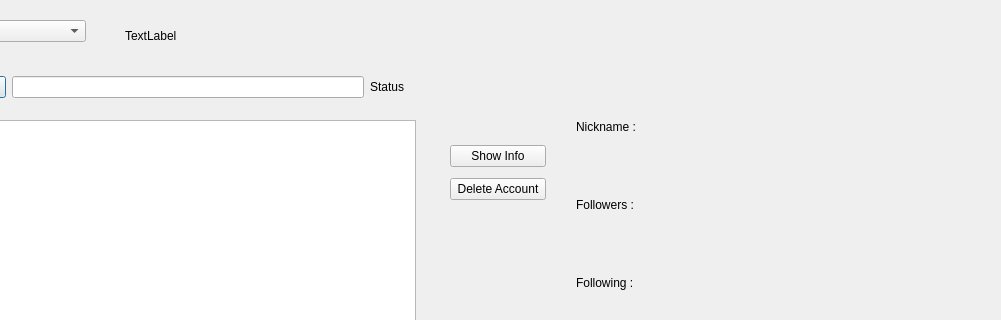
Before: the Qt Designer form my_project/insta_parser.ui in StasDzundza/Instagram-Photo-Parser-and-Image-Editor, drawn with Qt 5; both pictures show x 95 to 1096 and y 0 to 320 of the 1096 by 696 pixel window.
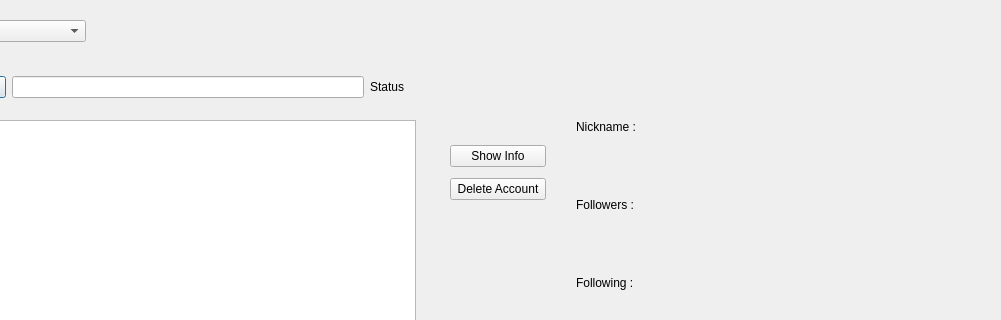
After: the same form once the commit is applied.

Commit message: fixed parsing all photos,but have problem with parsing followers

What changed in the file:
```diff
--- a/my_project/insta_parser.ui
+++ b/my_project/insta_parser.ui
@@ -221,19 +221,6 @@
     </item>
    </layout>
   </widget>
-  <widget class="QLabel" name="ref">
-   <property name="geometry">
-    <rect>
-     <x>220</x>
-     <y>10</y>
-     <width>841</width>
-     <height>51</height>
-    </rect>
-   </property>
-   <property name="text">
-    <string>TextLabel</string>
-   </property>
-  </widget>
  </widget>
  <resources/>
  <connections/>
```
The commit also changes 1 other file.
